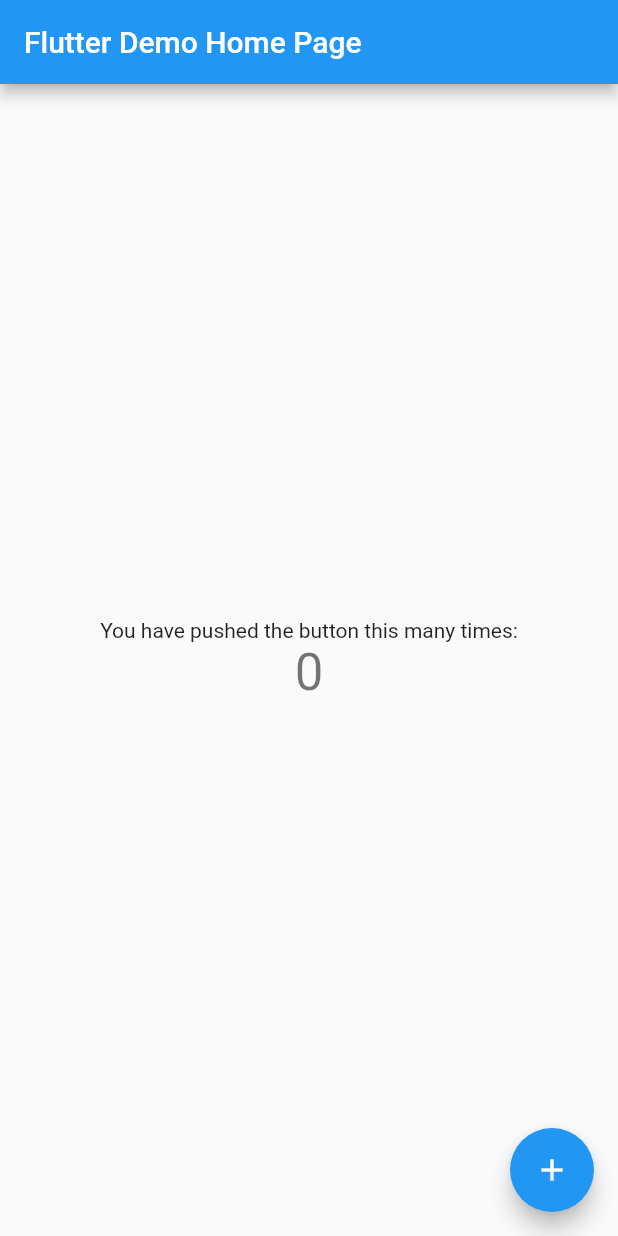
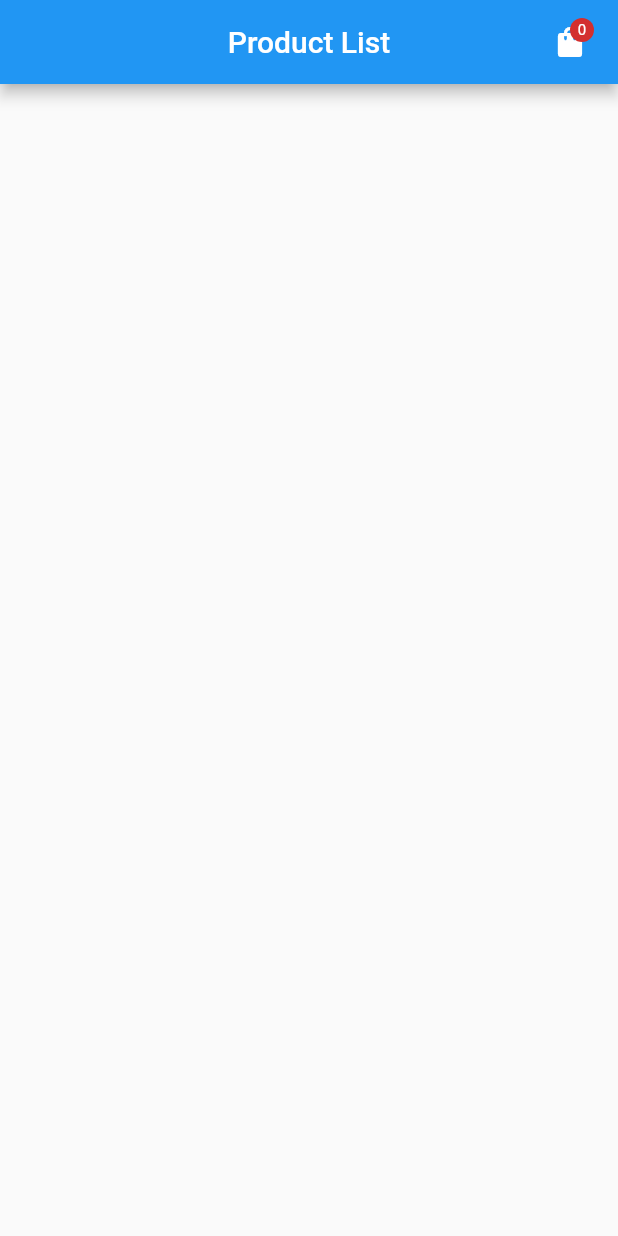
Before and after one commit to mohit-52/Flutter-Shopping-Cart, a Flutter app: the screen it shows after launch, on a phone screen of 412 x 824 dp. Run offline on Flutter 3.47's test engine with Material 2 defaults, Android fonts, the phone set to English and light mode, and no system bars.

Commit message:
Dependencies added and product list started

```diff
--- a/lib/main.dart
+++ b/lib/main.dart
@@ -1,4 +1,5 @@
 import 'package:flutter/material.dart';
+import 'package:shopping_cart/product_list.dart';
 
 void main() {
   runApp(const MyApp());
@@ -13,103 +14,11 @@ class MyApp extends StatelessWidget {
     return MaterialApp(
       title: 'Flutter Demo',
       theme: ThemeData(
-        // This is the theme of your application.
-        //
-        // Try running your application with "flutter run". You'll see the
-        // application has a blue toolbar. Then, without quitting the app, try
-        // changing the primarySwatch below to Colors.green and then invoke
-        // "hot reload" (press "r" in the console where you ran "flutter run",
-        // or simply save your changes to "hot reload" in a Flutter IDE).
-        // Notice that the counter didn't reset back to zero; the application
+
         // is not restarted.
         primarySwatch: Colors.blue,
       ),
-      home: const MyHomePage(title: 'Flutter Demo Home Page'),
+      home: const ProductListScreen(),
     );
   }
 }
-
-class MyHomePage extends StatefulWidget {
-  const MyHomePage({super.key, required this.title});
-
-  // This widget is the home page of your application. It is stateful, meaning
-  // that it has a State object (defined below) that contains fields that affect
-  // how it looks.
-
-  // This class is the configuration for the state. It holds the values (in this
-  // case the title) provided by the parent (in this case the App widget) and
-  // used by the build method of the State. Fields in a Widget subclass are
-  // always marked "final".
-
-  final String title;
-
-  @override
-  State<MyHomePage> createState() => _MyHomePageState();
-}
-
-class _MyHomePageState extends State<MyHomePage> {
-  int _counter = 0;
-
-  void _incrementCounter() {
-    setState(() {
-      // This call to setState tells the Flutter framework that something has
-      // changed in this State, which causes it to rerun the build method below
-      // so that the display can reflect the updated values. If we changed
-      // _counter without calling setState(), then the build method would not be
-      // called again, and so nothing would appear to happen.
-      _counter++;
-    });
-  }
-
-  @override
-  Widget build(BuildContext context) {
-    // This method is rerun every time setState is called, for instance as done
-    // by the _incrementCounter method above.
-    //
-    // The Flutter framework has been optimized to make rerunning build methods
-    // fast, so that you can just rebuild anything that needs updating rather
-    // than having to individually change instances of widgets.
-    return Scaffold(
-      appBar: AppBar(
-        // Here we take the value from the MyHomePage object that was created by
-        // the App.build method, and use it to set our appbar title.
-        title: Text(widget.title),
-      ),
-      body: Center(
-        // Center is a layout widget. It takes a single child and positions it
-        // in the middle of the parent.
-        child: Column(
-          // Column is also a layout widget. It takes a list of children and
-          // arranges them vertically. By default, it sizes itself to fit its
-          // children horizontally, and tries to be as tall as its parent.
-          //
-          // Invoke "debug painting" (press "p" in the console, choose the
-          // "Toggle Debug Paint" action from the Flutter Inspector in Android
-          // Studio, or the "Toggle Debug Paint" command in Visual Studio Code)
-          // to see the wireframe for each widget.
-          //
-          // Column has various properties to control how it sizes itself and
-          // how it positions its children. Here we use mainAxisAlignment to
-          // center the children vertically; the main axis here is the vertical
-          // axis because Columns are vertical (the cross axis would be
-          // horizontal).
-          mainAxisAlignment: MainAxisAlignment.center,
-          children: <Widget>[
-            const Text(
-              'You have pushed the button this many times:',
-            ),
-            Text(
-              '$_counter',
-              style: Theme.of(context).textTheme.headlineMedium,
-            ),
-          ],
-        ),
-      ),
-      floatingActionButton: FloatingActionButton(
-        onPressed: _incrementCounter,
-        tooltip: 'Increment',
-        child: const Icon(Icons.add),
-      ), // This trailing comma makes auto-formatting nicer for build methods.
-    );
-  }
-}
--- /dev/null
+++ b/lib/product_list.dart
@@ -0,0 +1,30 @@
+import 'package:flutter/material.dart';
+
+class ProductListScreen extends StatefulWidget {
+  const ProductListScreen({Key? key}) : super(key: key);
+
+  @override
+  State<ProductListScreen> createState() => _ProductListScreenState();
+}
+
+class _ProductListScreenState extends State<ProductListScreen> {
+  @override
+  Widget build(BuildContext context) {
+    return Scaffold(
+      appBar: AppBar(
+        title: Text("Product List"),
+        centerTitle: true,
+        actions: [
+         Center(
+           child: Badge(
+             label: Text('0'),
+             child: Icon(Icons.shopping_bag),
+           ),
+         ),
+
+          SizedBox(width: 20,)
+        ],
+      ),
+    );
+  }
+}
--- a/pubspec.yaml
+++ b/pubspec.yaml
@@ -35,6 +35,11 @@ dependencies:
   # The following adds the Cupertino Icons font to your application.
   # Use with the CupertinoIcons class for iOS style icons.
   cupertino_icons: ^1.0.2
+  provider: ^6.0.5
+  shared_preferences: ^2.1.2
+  path_provider: ^2.0.15
+  sqflite: ^2.2.8+4
+  badges: ^3.1.1
 
 dev_dependencies:
   flutter_test:
```
Also changed, not shown: pubspec.lock.
